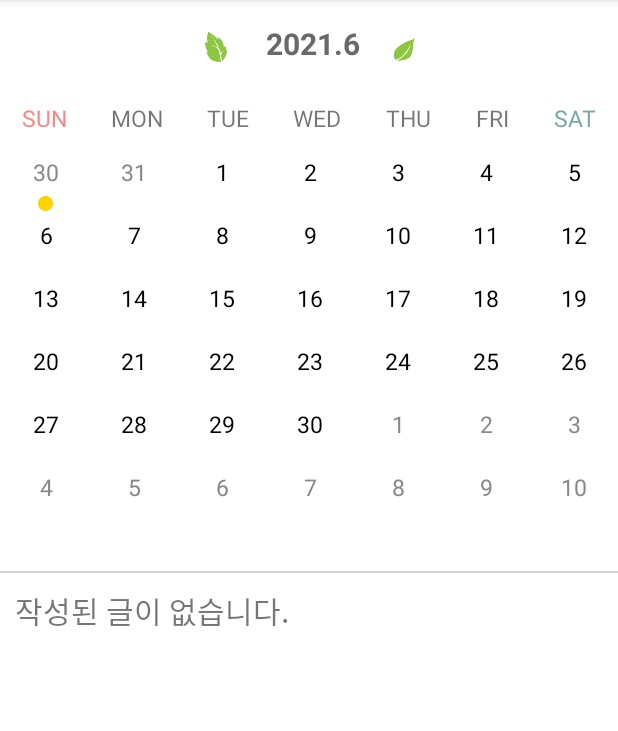
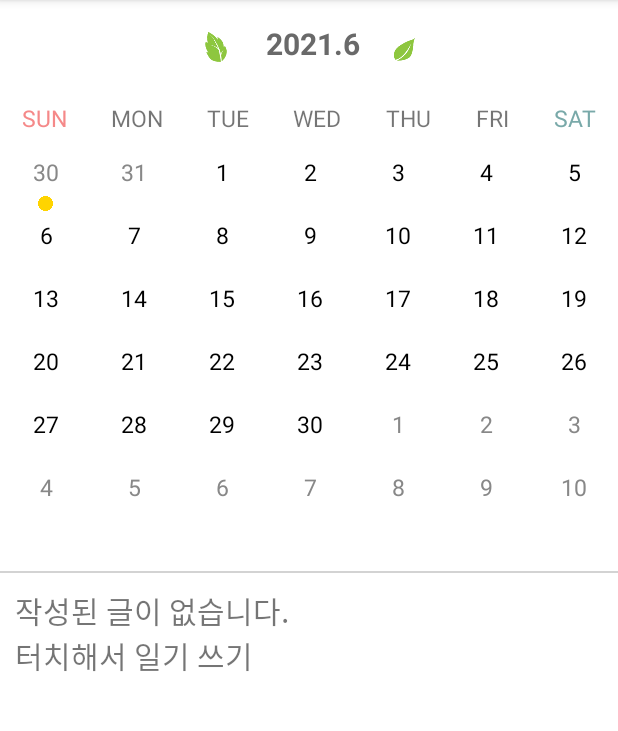
Before and after one commit to Chisoomin/DoDaM-DoDaM, an Android app: the screen it shows after launch (CalenD), after a tap on "30", on a phone screen of 412 x 824 dp, the part 84-815 px from its top. Run offline under Robolectric (Android 15) with nearby library versions, the phone set to English and light mode, and no system bars.

Commit message:
캘린더+다이어리 DB 수정

```diff
--- a/app/src/main/java/com/example/dodam/CalenD.java
+++ b/app/src/main/java/com/example/dodam/CalenD.java
@@ -98,7 +98,7 @@ public class CalenD extends AppCompatActivity implements AdapterView.OnItemClick
         });
 
 
-        diary.setText("작성된 글이 없습니다.");
+        diary.setText("작성된 글이 없습니다. \n터치해서 일기 쓰기  ");
         stamp.setVisibility(View.INVISIBLE);
 
     }
@@ -234,7 +234,7 @@ public class CalenD extends AppCompatActivity implements AdapterView.OnItemClick
         //감정 스탬프 받는 중
 
 
-        diary.setText("작성된 글이 없습니다.");
+        diary.setText("작성된 글이 없습니다. \n터치해서 일기 쓰기  ");
         stamp.setVisibility(View.INVISIBLE);
 
         while (cursor.moveToNext()) {
--- a/app/src/main/res/layout/activity_calendar.xml
+++ b/app/src/main/res/layout/activity_calendar.xml
@@ -141,7 +141,7 @@
                 android:id="@+id/diary"
                 android:layout_width="match_parent"
                 android:layout_height="wrap_content"
-                android:text="작성된 글이 없습니다."
+                android:text="작성된 글이 없습니다. \n터치해서 일기 쓰기  "
                 android:textSize="20dp" />
 
             <ImageView
```
